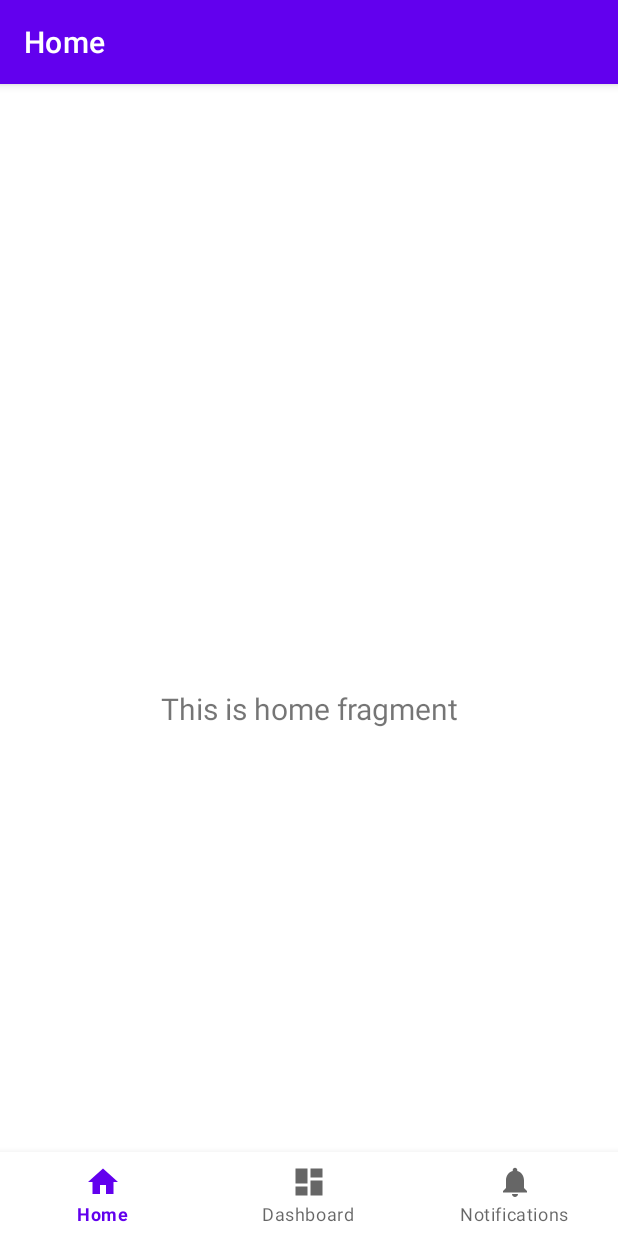
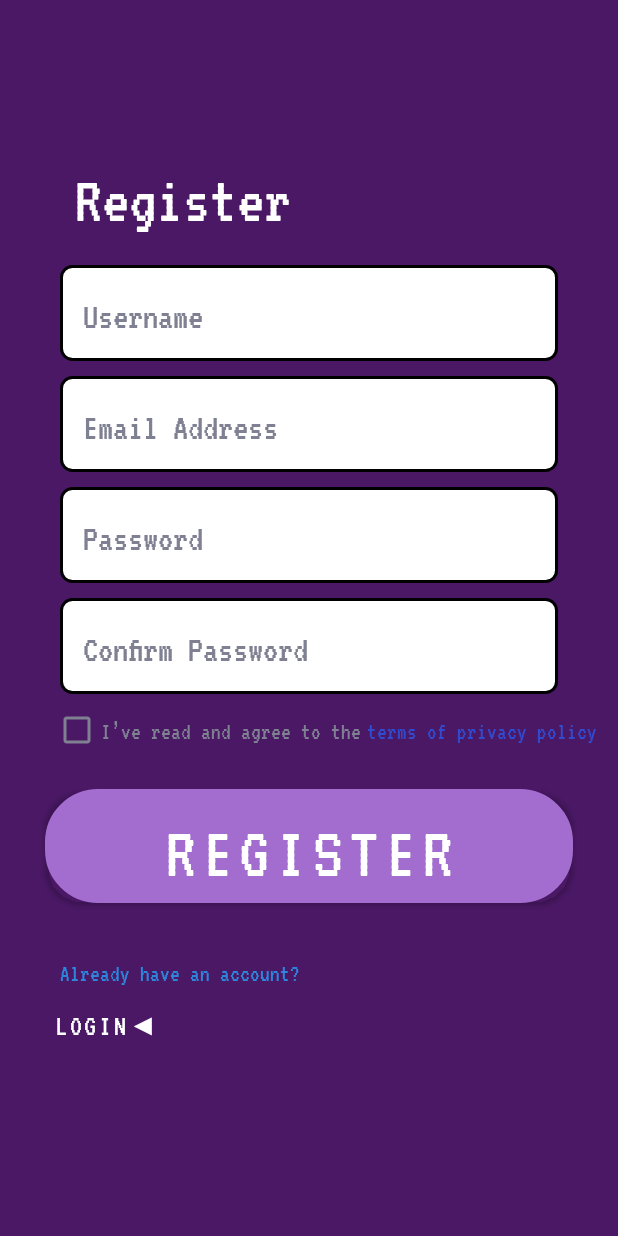
Before and after one commit to pham-brandon/CashQuest, an Android app: the screen it shows after launch (MainActivity before the commit, RegisterActivity after it), on a phone screen of 412 x 824 dp. Run offline under Robolectric (Android 15) with nearby library versions, the light colour scheme and no system bars.

Commit message:
Created Register Activity

```diff
--- a/app/build.gradle.kts
+++ b/app/build.gradle.kts
@@ -42,6 +42,7 @@ dependencies {
     implementation(libs.lifecycle.viewmodel.ktx)
     implementation(libs.navigation.fragment)
     implementation(libs.navigation.ui)
+    implementation(libs.activity)
     testImplementation(libs.junit)
     testImplementation("mysql:mysql-connector-java:8.0.29")
     testImplementation("org.mockito:mockito-core:4.0.0")
--- a/app/src/main/AndroidManifest.xml
+++ b/app/src/main/AndroidManifest.xml
@@ -13,7 +13,13 @@
         android:theme="@style/Theme.Personal_Finance_App"
         tools:targetApi="31">
         <activity
+            android:name=".LoginActivity"
+            android:exported="false" />
+        <activity
             android:name=".MainActivity"
+            android:exported="false" />
+        <activity
+            android:name=".RegisterActivity"
             android:exported="true"
             android:label="@string/app_name">
             <intent-filter>
--- /dev/null
+++ b/app/src/main/java/com/personal_finance_app/LoginActivity.java
@@ -0,0 +1,24 @@
+package com.personal_finance_app;
+
+import android.os.Bundle;
+
+import androidx.activity.EdgeToEdge;
+import androidx.appcompat.app.AppCompatActivity;
+import androidx.core.graphics.Insets;
+import androidx.core.view.ViewCompat;
+import androidx.core.view.WindowInsetsCompat;
+
+public class LoginActivity extends AppCompatActivity {
+
+    @Override
+    protected void onCreate(Bundle savedInstanceState) {
+        super.onCreate(savedInstanceState);
+        EdgeToEdge.enable(this);
+        setContentView(R.layout.activity_login);
+        ViewCompat.setOnApplyWindowInsetsListener(findViewById(R.id.main), (v, insets) -> {
+            Insets systemBars = insets.getInsets(WindowInsetsCompat.Type.systemBars());
+            v.setPadding(systemBars.left, systemBars.top, systemBars.right, systemBars.bottom);
+            return insets;
+        });
+    }
+}
--- /dev/null
+++ b/app/src/main/java/com/personal_finance_app/RegisterActivity.java
@@ -0,0 +1,181 @@
+package com.personal_finance_app;
+
+import android.content.SharedPreferences;
+import android.os.Bundle;
+import android.util.Log;
+import androidx.activity.EdgeToEdge;
+import androidx.appcompat.app.AppCompatActivity;
+import androidx.core.graphics.Insets;
+import androidx.core.view.ViewCompat;
+import androidx.core.view.WindowInsetsCompat;
+import android.widget.Button;
+import android.widget.EditText;
+import android.view.View;
+import android.content.Intent;
+import android.util.Patterns;
+import android.widget.Toast;
+import android.widget.CheckBox;
+
+
+public class RegisterActivity extends AppCompatActivity {
+    private static final String TAG = "RegisterActivity";
+    private static final String PREFS_NAME = "MyPrefsFile";
+    private static final String EMAIL_KEY = "DefaultEmail";
+    private EditText emailField, passwordEditText, confirmPasswordEditText, usernameEditText;
+    private CheckBox termsCheckBox;
+
+    @Override
+    protected void onCreate(Bundle savedInstanceState) {
+        super.onCreate(savedInstanceState);
+        EdgeToEdge.enable(this);
+        setContentView(R.layout.activity_register);
+
+        ViewCompat.setOnApplyWindowInsetsListener(findViewById(R.id.main), (v, insets) -> {
+            Insets systemBars = insets.getInsets(WindowInsetsCompat.Type.systemBars());
+            v.setPadding(systemBars.left, systemBars.top, systemBars.right, systemBars.bottom);
+            return insets;
+        });
+
+        usernameEditText = findViewById(R.id.username);
+        emailField = findViewById(R.id.email);
+        Button registerButton = findViewById(R.id.registerButton);
+        Button loginButton = findViewById(R.id.loginLinkButton);
+        termsCheckBox = findViewById(R.id.termsCheckbox);
+        passwordEditText = findViewById(R.id.password);
+        confirmPasswordEditText = findViewById(R.id.confirmPassword);
+
+        SharedPreferences sharedPreferences = getSharedPreferences(PREFS_NAME, MODE_PRIVATE);
+        String storedEmail = sharedPreferences.getString(EMAIL_KEY, "email@domain.com");
+        emailField.setText(storedEmail);
+
+        registerButton.setOnClickListener(new View.OnClickListener() {
+            @Override
+            public void onClick(View v) {
+                if (!validateRegistration()) {
+                    // Prevent registration if validation fails
+                    return;
+                }
+
+                // Proceed with registration (save data to server)
+                registerUser();
+            }
+        });
+
+        loginButton.setOnClickListener(new View.OnClickListener() {
+            @Override
+            public void onClick(View v) {
+                // Navigate to LoginActivity
+                Intent intent = new Intent(RegisterActivity.this, LoginActivity.class);
+                startActivity(intent);
+                finish();
+            }
+        });
+
+        // Hide Action Bar
+        if (getSupportActionBar() != null) {
+            getSupportActionBar().hide();
+        }
+        setContentView(R.layout.activity_register);
+
+    }
+
+    // Validate registration fields
+    private boolean validateRegistration() {
+        String username = usernameEditText.getText().toString();
+        String email = emailField.getText().toString();
+        String password = passwordEditText.getText().toString();
+        String confirmPassword = confirmPasswordEditText.getText().toString();
+
+        // Check if username is valid
+        if (!isValidUsername(username)) {
+            return false;
+        }
+
+        // Check if email is valid
+        if (!(Patterns.EMAIL_ADDRESS.matcher(email).matches())) {
+            return false;
+        }
+
+        // Check if password is empty or too short
+        if (password.isEmpty() || password.length() < 6) {
+            Toast.makeText(this, "Password must be at least 6 characters", Toast.LENGTH_SHORT).show();
+            return false;
+        }
+
+        // Check if passwords match
+        if (!password.equals(confirmPassword)) {
+            Toast.makeText(this, "Passwords do not match", Toast.LENGTH_SHORT).show();
+            return false;
+        }
+
+        // Check if terms & conditions are accepted
+        if (!termsCheckBox.isChecked()) {
+            Toast.makeText(this, "You must agree to the terms and conditions", Toast.LENGTH_SHORT).show();
+            return false;
+        }
+
+        return true; // All validations passed
+    }
+
+    // Check if username meets the requirements
+    private boolean isValidUsername(String username) {
+        if (username.length() < 3 || username.length() > 15) {
+            Toast.makeText(this, "Username must be between 3 and 15 characters", Toast.LENGTH_SHORT).show();
+            return false;
+        }
+
+        // Only allow letters, numbers, underscores, hyphens, or periods
+        String regex = "^[a-zA-Z0-9._-]+$";
+        if (!username.matches(regex)) {
+            Toast.makeText(this, "Username can only contain letters, numbers, underscores, hyphens, or periods", Toast.LENGTH_SHORT).show();
+            return false;
+        }
+
+        return true;
+    }
+
+    // Proceed with registration logic
+    private void registerUser() {
+        Toast.makeText(this, "Registration successful!", Toast.LENGTH_SHORT).show();
+
+        Intent intent = new Intent(RegisterActivity.this, MainActivity.class);
+        startActivity(intent);
+        finish();
+    }
+
+    @Override
+    protected void onResume() {
+        super.onResume();
+        Log.i(TAG, "onResume called in LoginActivity");
+    }
+    @Override
+    protected void onStart() {
+        super.onStart();
+        Log.i(TAG, "onStart called in LoginActivity");
+    }
+    @Override
+    protected void onPause() {
+        super.onPause();
+        Log.i(TAG, "onPause called in LoginActivity");
+    }
+    @Override
+    protected void onStop() {
+        super.onStop();
+        Log.i(TAG, "onStop called in LoginActivity");
+    }
+    @Override
+    protected void onDestroy() {
+        super.onDestroy();
+        Log.i(TAG, "onDestroy called in LoginActivity");
+    }
+    @Override
+    protected void onSaveInstanceState(Bundle outState) {
+        super.onSaveInstanceState(outState);
+        Log.i(TAG, "onSaveInstanceState called in LoginActivity");
+    }
+    @Override
+    protected void onRestoreInstanceState(Bundle savedInstanceState) {
+        super.onRestoreInstanceState(savedInstanceState);
+        Log.i(TAG, "onRestoreInstanceState called in LoginActivity");
+    }
+}
--- /dev/null
+++ b/app/src/main/res/drawable/edit_text_background.xml
@@ -0,0 +1,6 @@
+<?xml version="1.0" encoding="utf-8"?>
+<shape xmlns:android="http://schemas.android.com/apk/res/android">
+    <solid android:color="@color/white" /> <!-- Background color -->
+    <corners android:radius="7dp" /> <!-- Rounded corners -->
+    <stroke android:width="2dp" android:color="@color/black" /> <!-- Border color -->
+</shape>
--- /dev/null
+++ b/app/src/main/res/drawable/register_button_background.xml
@@ -0,0 +1,20 @@
+<?xml version="1.0" encoding="utf-8"?>
+<selector xmlns:android="http://schemas.android.com/apk/res/android">
+    <!-- Pressed -->
+    <item android:state_pressed="true">
+        <shape>
+            <solid android:color="@color/purple_background" /> <!-- Purple when pressed  -->
+            <corners android:radius="25dp" />
+            <stroke android:width="20dp" android:color="@color/white" /> <!-- Border -->
+        </shape>
+    </item>
+
+    <!-- Default -->
+    <item>
+        <shape>
+            <solid android:color="@color/light_purple" /> <!-- Light purple color -->
+            <corners android:radius="25dp" />
+            <stroke android:width="20dp" android:color="@color/white" /> <!-- Border -->
+        </shape>
+    </item>
+</selector>
--- /dev/null
+++ b/app/src/main/res/layout/activity_login.xml
@@ -0,0 +1,10 @@
+<?xml version="1.0" encoding="utf-8"?>
+<androidx.constraintlayout.widget.ConstraintLayout xmlns:android="http://schemas.android.com/apk/res/android"
+    xmlns:app="http://schemas.android.com/apk/res-auto"
+    xmlns:tools="http://schemas.android.com/tools"
+    android:id="@+id/main"
+    android:layout_width="match_parent"
+    android:layout_height="match_parent"
+    tools:context=".LoginActivity">
+
+</androidx.constraintlayout.widget.ConstraintLayout>
--- /dev/null
+++ b/app/src/main/res/layout/activity_register.xml
@@ -0,0 +1,170 @@
+<?xml version="1.0" encoding="utf-8"?>
+<RelativeLayout  xmlns:android="http://schemas.android.com/apk/res/android"
+    xmlns:app="http://schemas.android.com/apk/res-auto"
+    xmlns:tools="http://schemas.android.com/tools"
+    android:id="@+id/main"
+    android:layout_width="match_parent"
+    android:layout_height="match_parent"
+    tools:context=".RegisterActivity"
+    android:background="@color/purple_background">
+
+    <!-- Register Title -->
+    <TextView
+        android:id="@+id/registerTitle"
+        android:layout_width="wrap_content"
+        android:layout_height="wrap_content"
+        android:layout_marginTop="100dp"
+        android:layout_marginStart="50dp"
+        android:fontFamily="@font/vt323_regular"
+        android:text="@string/registerTitle"
+        android:textColor="@color/white"
+        android:textSize="45sp" />
+
+    <!-- Username Field -->
+    <EditText
+        android:id="@+id/username"
+        android:layout_width="match_parent"
+        android:layout_height="wrap_content"
+        android:layout_below="@id/registerTitle"
+        android:autofillHints="username"
+        android:layout_marginTop="18dp"
+        android:layout_marginStart="40dp"
+        android:layout_marginEnd="40dp"
+        android:hint="@string/username"
+        android:inputType="textPersonName"
+        android:background="@drawable/edit_text_background"
+        android:padding="15dp"
+        android:textColorHint="@color/grey"
+        android:textColor="@color/grey"
+        android:fontFamily="@font/vt323_regular"
+        android:textSize="25sp"/>
+
+    <!-- Email Address Field -->
+    <EditText
+        android:id="@+id/email"
+        android:layout_width="match_parent"
+        android:layout_height="wrap_content"
+        android:layout_below="@id/username"
+        android:autofillHints="username"
+        android:layout_marginTop="10dp"
+        android:layout_marginStart="40dp"
+        android:layout_marginEnd="40dp"
+        android:hint="@string/email"
+        android:inputType="textEmailAddress"
+        android:background="@drawable/edit_text_background"
+        android:padding="15dp"
+        android:textColorHint="@color/grey"
+        android:textColor="@color/grey"
+        android:fontFamily="@font/vt323_regular"
+        android:textSize="25sp"/>
+
+    <!-- Password Field -->
+    <EditText
+        android:id="@+id/password"
+        android:layout_width="match_parent"
+        android:layout_height="wrap_content"
+        android:layout_below="@id/email"
+        android:autofillHints="username"
+        android:layout_marginTop="10dp"
+        android:layout_marginStart="40dp"
+        android:layout_marginEnd="40dp"
+        android:hint="@string/password"
+        android:inputType="textPassword"
+        android:background="@drawable/edit_text_background"
+        android:padding="15dp"
+        android:textColorHint="@color/grey"
+        android:textColor="@color/grey"
+        android:fontFamily="@font/vt323_regular"
+        android:textSize="25sp"/>
+
+    <!-- ConfirmPassword Field -->
+    <EditText
+        android:id="@+id/confirmPassword"
+        android:layout_width="match_parent"
+        android:layout_height="wrap_content"
+        android:layout_below="@id/password"
+        android:autofillHints="username"
+        android:layout_marginTop="10dp"
+        android:layout_marginStart="40dp"
+        android:layout_marginEnd="40dp"
+        android:hint="@string/confirmPassword"
+        android:inputType="textPassword"
+        android:background="@drawable/edit_text_background"
+        android:padding="15dp"
+        android:textColorHint="@color/grey"
+        android:textColor="@color/grey"
+        android:fontFamily="@font/vt323_regular"
+        android:textSize="25sp"/>
+
+    <!-- Terms and Privacy -->
+    <CheckBox
+        android:id="@+id/termsCheckbox"
+        android:layout_width="wrap_content"
+        android:layout_height="wrap_content"
+        android:layout_below="@id/confirmPassword"
+        android:layout_marginTop="0dp"
+        android:layout_marginStart="35dp"
+        android:text="@string/agree"
+        android:textColor="@color/grey"
+        android:fontFamily="@font/vt323_regular"
+        android:buttonTint="@color/grey"
+        android:textSize="16sp"
+        />
+
+    <TextView
+        android:id="@+id/privacy_policy_link"
+        android:layout_width="wrap_content"
+        android:layout_height="wrap_content"
+        android:layout_toEndOf="@id/termsCheckbox"
+        android:layout_alignBaseline="@id/termsCheckbox"
+        android:layout_marginStart="4dp"
+        android:text="@string/privacyPolicyLink"
+        android:textColor="@color/blue"
+        android:fontFamily="@font/vt323_regular"
+        android:textSize="16sp"/>
+
+    <!-- Register Button -->
+    <Button
+        android:id="@+id/registerButton"
+        android:layout_width="match_parent"
+        android:layout_height="wrap_content"
+        android:layout_marginTop="15dp"
+        android:layout_marginStart="30dp"
+        android:layout_marginEnd="30dp"
+        android:layout_below="@id/termsCheckbox"
+        android:text="@string/register"
+        android:backgroundTint="@null"
+        android:background="@drawable/register_button_background"
+        android:textColor="@color/white"
+        android:padding="0dp"
+        android:fontFamily="@font/vt323_regular"
+        android:textSize="50sp"
+        />
+
+    <!-- Login  -->
+    <TextView
+        android:id="@+id/loginText"
+        android:layout_width="wrap_content"
+        android:layout_height="wrap_content"
+        android:layout_below="@id/registerButton"
+        android:layout_marginTop="35dp"
+        android:layout_marginStart="40dp"
+        android:text="@string/alreadyAccount"
+        android:textColor="@color/light_blue"
+        android:fontFamily="@font/vt323_regular"
+        android:textSize="16sp"/>
+
+    <Button
+        android:id="@+id/loginLinkButton"
+        android:layout_width="wrap_content"
+        android:layout_height="wrap_content"
+        android:text="@string/login"
+        android:layout_below="@id/loginText"
+        android:layout_marginTop="0dp"
+        android:layout_marginStart="20dp"
+        android:background="@android:color/transparent"
+        android:fontFamily="@font/vt323_regular"
+        android:textSize="20sp"/>
+
+
+</RelativeLayout >
--- a/app/src/main/res/values/colors.xml
+++ b/app/src/main/res/values/colors.xml
@@ -7,4 +7,11 @@
     <color name="teal_700">#FF018786</color>
     <color name="black">#FF000000</color>
     <color name="white">#FFFFFFFF</color>
+    <!-- app colors -->
+    <color name="purple_background">#4a1865</color>
+    <color name="button_color">#43bedd</color>
+    <color name="grey">#7f8192</color>
+    <color name="blue">#314bce</color>
+    <color name="light_blue">#2d85dc</color>
+    <color name="light_purple">#a36dcf</color>
 </resources>
--- a/app/src/main/res/values/strings.xml
+++ b/app/src/main/res/values/strings.xml
@@ -3,4 +3,14 @@
     <string name="title_home">Home</string>
     <string name="title_dashboard">Dashboard</string>
     <string name="title_notifications">Notifications</string>
+    <string name="registerTitle">Register</string>
+    <string name="username">Username</string>
+    <string name="email">Email Address</string>
+    <string name="password">Password</string>
+    <string name="confirmPassword">Confirm Password</string>
+    <string name="agree">I\’ve read and agree to the</string>
+    <string name="privacyPolicyLink">terms of privacy policy</string>
+    <string name="register">REGISTER</string>
+    <string name="alreadyAccount">Already have an account?</string>
+    <string name="login">LOGIN◀</string>
 </resources>
--- a/app/src/main/res/values/themes.xml
+++ b/app/src/main/res/values/themes.xml
@@ -2,7 +2,7 @@
     <!-- Base application theme. -->
     <style name="Theme.Personal_Finance_App" parent="Theme.MaterialComponents.DayNight.DarkActionBar">
         <!-- Primary brand color. -->
-        <item name="colorPrimary">@color/purple_500</item>
+        <item name="colorPrimary">@color/light_purple</item>
         <item name="colorPrimaryVariant">@color/purple_700</item>
         <item name="colorOnPrimary">@color/white</item>
         <!-- Secondary brand color. -->
--- a/gradle/libs.versions.toml
+++ b/gradle/libs.versions.toml
@@ -11,6 +11,7 @@ lifecycleViewmodelKtx = "2.8.6"
 mockitoCore = "4.0.0"
 navigationFragment = "2.8.1"
 navigationUi = "2.8.1"
+activity = "1.9.3"
 
 [libraries]
 junit = { group = "junit", name = "junit", version.ref = "junit" }
@@ -24,6 +25,7 @@ lifecycle-viewmodel-ktx = { group = "androidx.lifecycle", name = "lifecycle-view
 mockito-core = { module = "org.mockito:mockito-core", version.ref = "mockitoCore" }
 navigation-fragment = { group = "androidx.navigation", name = "navigation-fragment", version.ref = "navigationFragment" }
 navigation-ui = { group = "androidx.navigation", name = "navigation-ui", version.ref = "navigationUi" }
+activity = { group = "androidx.activity", name = "activity", version.ref = "activity" }
 
 [plugins]
 android-application = { id = "com.android.application", version.ref = "agp" }
```
Also changed, not shown: app/src/main/res/font/vt323_regular.ttf (added).
